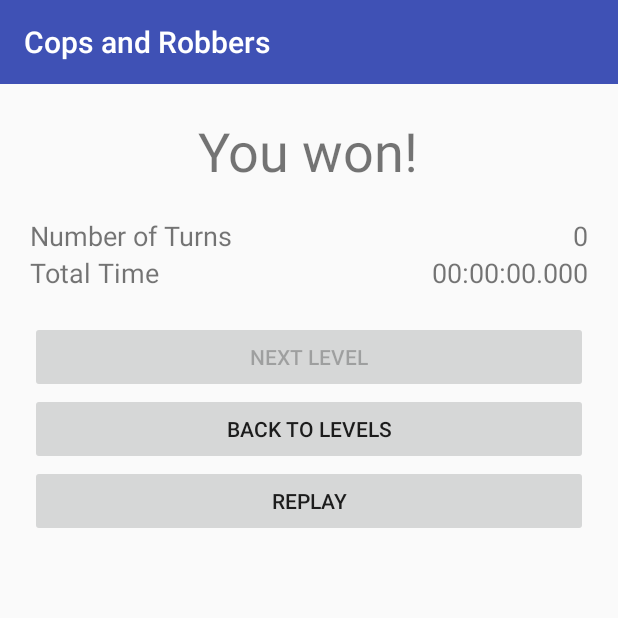
After one commit to simonolander/Cops-and-Robbers, an Android app: the fragment VictoryFragment placed in its activity, on a phone screen of 412 x 824 dp, the top half of it. The commit adds this screen. Run offline under Robolectric (Android 15) with nearby library versions, the phone set to English and light mode, and no system bars; 4 statements that could not run were skipped.

Commit message:
shitty victory screen

```diff
--- /dev/null
+++ b/app/src/main/java/se/olander/android/copsandrobbers/fragments/FormatUtils.java
@@ -0,0 +1,26 @@
+package se.olander.android.copsandrobbers.fragments;
+
+import android.support.annotation.NonNull;
+
+import java.util.Locale;
+import java.util.concurrent.TimeUnit;
+
+public abstract class FormatUtils {
+
+    @NonNull
+    public static String formatNumber(int number) {
+        return String.format(Locale.getDefault(), "%d", number);
+    }
+
+    @NonNull
+    public static String formatHHmmssms(long millis) {
+        return String.format(
+            Locale.getDefault(),
+            "%02d:%02d:%02d.%03d",
+            TimeUnit.MILLISECONDS.toHours(millis),
+            TimeUnit.MILLISECONDS.toMinutes(millis) % TimeUnit.HOURS.toMinutes(1),
+            TimeUnit.MILLISECONDS.toSeconds(millis) % TimeUnit.MINUTES.toSeconds(1),
+            TimeUnit.MILLISECONDS.toMillis(millis) % TimeUnit.SECONDS.toMillis(1)
+        );
+    }
+}
--- /dev/null
+++ b/app/src/main/java/se/olander/android/copsandrobbers/fragments/LevelUtils.java
@@ -0,0 +1,57 @@
+package se.olander.android.copsandrobbers.fragments;
+
+import android.content.Context;
+import android.content.res.AssetManager;
+import android.support.annotation.NonNull;
+import android.support.annotation.Nullable;
+
+import com.google.gson.Gson;
+
+import java.io.IOException;
+import java.io.InputStream;
+import java.io.InputStreamReader;
+import java.util.ArrayList;
+import java.util.List;
+
+import se.olander.android.copsandrobbers.models.Level;
+
+public abstract class LevelUtils {
+
+    @NonNull
+    public static List<Level> getLevels(@NonNull Context context) {
+        ArrayList<Level> levels = new ArrayList<>();
+        try {
+            AssetManager assets = context.getAssets();
+            String[] fileNames = assets.list("levels");
+            for (String fileName : fileNames) {
+                try {
+                    InputStream in = assets.open("levels/" + fileName);
+                    InputStreamReader reader = new InputStreamReader(in);
+                    Gson gson = new Gson();
+                    Level level = gson.fromJson(reader, Level.class);
+                    levels.add(level);
+                }
+                catch (Exception e) {
+                    e.printStackTrace();
+                }
+            }
+        } catch (IOException e) {
+            e.printStackTrace();
+        }
+        return levels;
+    }
+
+    @Nullable
+    public static Level nextLevel(@NonNull Context context, @NonNull Level currentLevel) {
+        boolean pickNext = false;
+        for (Level level : getLevels(context)) {
+            if (pickNext) {
+                return level;
+            }
+            if (currentLevel.equals(level)) {
+                pickNext = true;
+            }
+        }
+        return null;
+    }
+}
--- /dev/null
+++ b/app/src/main/java/se/olander/android/copsandrobbers/fragments/VictoryFragment.java
@@ -0,0 +1,116 @@
+package se.olander.android.copsandrobbers.fragments;
+
+import android.os.Bundle;
+import android.support.annotation.Nullable;
+import android.support.v4.app.Fragment;
+import android.util.Log;
+import android.view.LayoutInflater;
+import android.view.View;
+import android.view.ViewGroup;
+import android.widget.Button;
+import android.widget.TextView;
+
+import java.util.Locale;
+
+import se.olander.android.copsandrobbers.R;
+import se.olander.android.copsandrobbers.models.GameEngine;
+import se.olander.android.copsandrobbers.models.Level;
+
+
+public class VictoryFragment extends Fragment {
+
+    private static final String TAG = VictoryFragment.class.getSimpleName();
+    private static final String LEVEL_KEY = "LEVEL_KEY";
+    private static final String NUMBER_OF_TURNS_KEY = "NUMBER_OF_TURNS_KEY";
+    private static final String TOTAL_TIME_KEY = "TOTAL_TIME_KEY";
+
+    private Level level;
+    private int numberOfTurns;
+    private long totalTime;
+
+    @Override
+    public void onCreate(@Nullable Bundle savedInstanceState) {
+        super.onCreate(savedInstanceState);
+        level = (Level) getArguments().getSerializable(LEVEL_KEY);
+        numberOfTurns = getArguments().getInt(NUMBER_OF_TURNS_KEY);
+        totalTime = getArguments().getLong(TOTAL_TIME_KEY);
+    }
+
+    @Nullable
+    @Override
+    public View onCreateView(LayoutInflater inflater, @Nullable ViewGroup container, Bundle savedInstanceState) {
+        View view = inflater.inflate(R.layout.fragment_victory, container, false);
+
+        Button nextLevelButton = view.findViewById(R.id.nextLevel);
+        nextLevelButton.setOnClickListener(new View.OnClickListener() {
+            @Override
+            public void onClick(View view) {
+                goToNextLevel();
+            }
+        });
+        if (LevelUtils.nextLevel(getContext(), level) == null) {
+            nextLevelButton.setEnabled(false);
+        }
+
+        Button selectLevelButton = view.findViewById(R.id.select_levels);
+        selectLevelButton.setOnClickListener(new View.OnClickListener() {
+            @Override
+            public void onClick(View view) {
+                goToSelectLevel();
+            }
+        });
+
+        Button replayButton = view.findViewById(R.id.replay);
+        replayButton.setOnClickListener(new View.OnClickListener() {
+            @Override
+            public void onClick(View view) {
+                replay();
+            }
+        });
+
+        TextView numberOfTurnsTextView = view.findViewById(R.id.number_of_turns);
+        numberOfTurnsTextView.setText(FormatUtils.formatNumber(numberOfTurns));
+
+        TextView totalTimeTextView = view.findViewById(R.id.total_time);
+        totalTimeTextView.setText(FormatUtils.formatHHmmssms(totalTime));
+
+        return view;
+    }
+
+    private void goToNextLevel() {
+        Level level = LevelUtils.nextLevel(getContext(), this.level);
+        if (level != null) {
+            getFragmentManager()
+                .beginTransaction()
+                .replace(R.id.fragment_container, LevelFragment.newInstance(level))
+                .commit();
+        }
+        else {
+            goToSelectLevel();
+        }
+    }
+
+    private void goToSelectLevel() {
+        getFragmentManager()
+            .beginTransaction()
+            .replace(R.id.fragment_container, new SelectLevelFragment())
+            .commit();
+    }
+
+    private void replay() {
+        getFragmentManager()
+            .beginTransaction()
+            .replace(R.id.fragment_container, LevelFragment.newInstance(level))
+            .commit();
+    }
+
+    public static VictoryFragment newInstance(Level level, int numberOfTurns, long totalTime) {
+        VictoryFragment fragment = new VictoryFragment();
+        Bundle arguments = new Bundle();
+        arguments.putSerializable(LEVEL_KEY, level);
+        arguments.putInt(NUMBER_OF_TURNS_KEY, numberOfTurns);
+        arguments.putLong(TOTAL_TIME_KEY, totalTime);
+        fragment.setArguments(arguments);
+        return fragment;
+    }
+}
--- /dev/null
+++ b/app/src/main/res/layout/fragment_victory.xml
@@ -0,0 +1,91 @@
+<?xml version="1.0" encoding="utf-8"?>
+<LinearLayout xmlns:android="http://schemas.android.com/apk/res/android"
+    android:layout_width="match_parent"
+    android:layout_height="match_parent"
+    android:orientation="vertical"
+    android:layout_margin="20dp">
+
+    <TextView
+        android:id="@+id/title"
+        android:layout_width="wrap_content"
+        android:layout_height="wrap_content"
+        android:layout_gravity="center"
+        android:text="You won!"
+        android:textSize="36sp" />
+
+    <Space
+        android:layout_width="wrap_content"
+        android:layout_height="20dp" />
+
+    <RelativeLayout
+        android:layout_width="match_parent"
+        android:layout_height="wrap_content"
+        android:orientation="horizontal">
+
+        <TextView
+            android:layout_width="wrap_content"
+            android:layout_height="wrap_content"
+            android:text="Number of Turns"
+            android:textSize="18sp" />
+
+        <TextView
+            android:id="@+id/number_of_turns"
+            android:layout_width="wrap_content"
+            android:layout_height="wrap_content"
+            android:layout_alignParentEnd="true"
+            android:textSize="18sp"
+            android:text="9999" />
+
+    </RelativeLayout>
+
+    <RelativeLayout
+        android:layout_width="match_parent"
+        android:layout_height="wrap_content"
+        android:orientation="horizontal">
+
+        <TextView
+            android:layout_width="wrap_content"
+            android:layout_height="wrap_content"
+            android:text="Total Time"
+            android:textSize="18sp" />
+
+        <TextView
+            android:id="@+id/total_time"
+            android:layout_width="wrap_content"
+            android:layout_height="wrap_content"
+            android:layout_alignParentEnd="true"
+            android:textSize="18sp"
+            android:text="9999" />
+
+    </RelativeLayout>
+
+    <Space
+        android:layout_width="wrap_content"
+        android:layout_height="20dp" />
+
+    <LinearLayout
+        android:layout_width="match_parent"
+        android:layout_height="wrap_content"
+        android:orientation="vertical">
+
+        <Button
+            android:id="@+id/nextLevel"
+            android:layout_width="match_parent"
+            android:layout_height="wrap_content"
+            android:text="Next Level"/>
+
+        <Button
+            android:id="@+id/select_levels"
+            android:layout_width="match_parent"
+            android:layout_height="wrap_content"
+            android:text="Back to Levels"/>
+
+        <Button
+            android:id="@+id/replay"
+            android:layout_width="match_parent"
+            android:layout_height="wrap_content"
+            android:text="Replay"/>
+
+    </LinearLayout>
+
+</LinearLayout>
```
Also changed, not shown: app/src/main/java/se/olander/android/copsandrobbers/fragments/LevelFragment.java (+13 -2 lines), app/src/main/java/se/olander/android/copsandrobbers/fragments/SelectLevelFragment.java (+2 -29 lines), app/src/main/java/se/olander/android/copsandrobbers/models/GameEngine.java (+49 -22 lines), app/src/main/java/se/olander/android/copsandrobbers/models/Level.java (+15 -0 lines).
